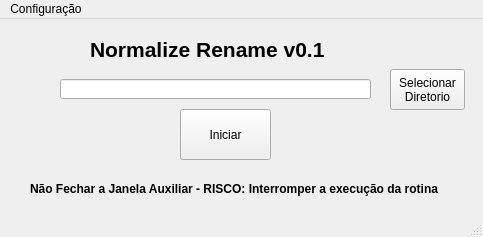
The window that Config/face.ui (gu22/FileNameNormalize) describes before a commit, drawn with Qt 5.
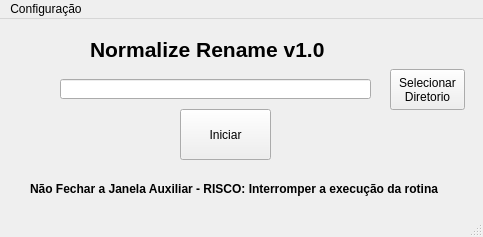
The same window after the commit. Icons and pictures are not drawn.

Commit message:
Finalizações
Ainda tem falha no sistema de LOG

What changed in the file:
```diff
--- a/Config/face.ui
+++ b/Config/face.ui
@@ -35,7 +35,7 @@
      </font>
     </property>
     <property name="text">
-     <string>Normalize Rename v0.1</string>
+     <string>Normalize Rename v1.0</string>
     </property>
    </widget>
    <widget class="QLineEdit" name="nome_pasta">
```
The commit also changes 2 other files.
